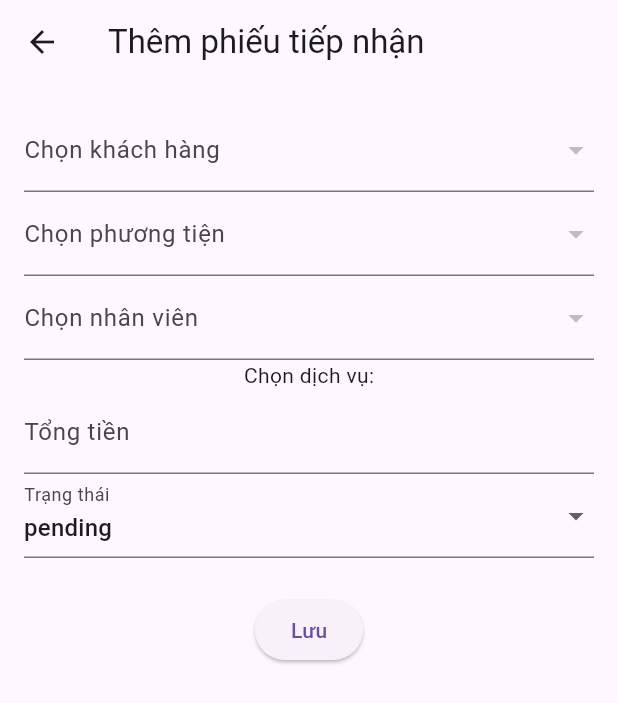
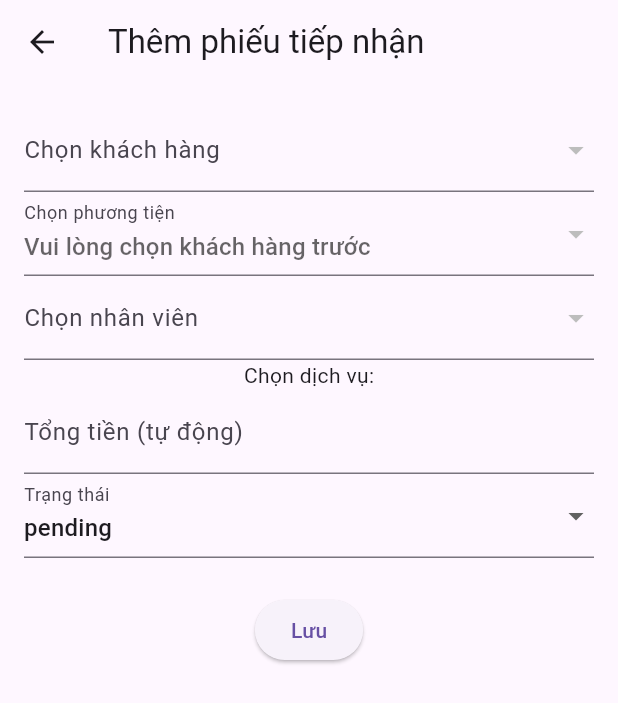
Before and after one commit to tranTrungDung05/DA_QLGarage, a Flutter app: the ReceptionListScreen screen opened by its route, after a tap on the "add" icon, on a phone screen of 412 x 824 dp. Shown: the top 703 px of the screen. Run offline on Flutter 3.47's test engine with Material 3 defaults, Android fonts, the phone set to English and light mode, and no system bars; our stand-ins replace cloud_firestore, firebase_auth, firebase_core, go_router; accounts and stored records are empty.

Commit message:
Liên kết customer - xe, nâng cấp nghiệp vụ reception

```diff
--- a/lib/models/vehicle.dart
+++ b/lib/models/vehicle.dart
@@ -15,6 +15,10 @@ class Vehicle {
   final String plateNumber;
   // Color of the vehicle (optional).
   final String? color;
+  // Phone number of the owner (optional).
+  final String? ownerPhoneNumber;
+  // Customer ID of the owner (optional).
+  final String? customerId;
 
   // Constructor to create a new Vehicle object.
   Vehicle({
@@ -24,6 +28,8 @@ class Vehicle {
     required this.year,
     required this.plateNumber,
     this.color,
+    this.ownerPhoneNumber,
+    this.customerId,
   });
 
   // Convert the Vehicle object to a map for saving to Firestore.
@@ -33,6 +39,8 @@ class Vehicle {
     'year': year,
     'plateNumber': plateNumber,
     'color': color,
+    'ownerPhoneNumber': ownerPhoneNumber,
+    'customerId': customerId,
   };
 
   // Create a Vehicle object from data loaded from Firestore.
@@ -45,6 +53,8 @@ class Vehicle {
       year: (json['year'] as num?)?.toInt() ?? 0,
       plateNumber: json['plateNumber'] ?? '',
       color: json['color'] as String?,
+      ownerPhoneNumber: json['ownerPhoneNumber'] as String?,
+      customerId: json['customerId'] as String?,
     );
   }
 }
--- a/lib/note.txt
+++ b/lib/note.txt
@@ -1,3 +1,3 @@
 email: toidongianladung@gmail.com/ pass: trungdung123
 
-1. thêm Auth Guard: Nếu đã login → không cho quay lại /login; Nếu logout → nhảy về /login
+1. thêm Auth Guard: Nếu đã login → không cho quay lại /login; Nếu logout → nhảy về /loginq
--- a/lib/screens/reception/reception_form_screen.dart
+++ b/lib/screens/reception/reception_form_screen.dart
@@ -50,7 +50,20 @@ class _ReceptionFormScreenState extends State<ReceptionFormScreen> {
       _selectedServiceIds = List.from(widget.reception!.serviceIds);
       _totalPriceController.text = widget.reception!.totalPrice.toString();
       _selectedStatus = widget.reception!.status;
+      // Tính tổng nếu cần, nhưng vì đã có totalPrice, có lẽ không cần
     }
+  }
+
+  void _calculateTotalPrice(List<Service> services) {
+    double total = 0.0;
+    for (var id in _selectedServiceIds) {
+      final service = services.firstWhere(
+        (s) => s.id == id,
+        orElse: () => Service(id: '', name: '', description: '', price: 0.0),
+      );
+      total += service.price;
+    }
+    _totalPriceController.text = total.toString();
   }
 
   // Hàm lưu
@@ -119,8 +132,13 @@ class _ReceptionFormScreenState extends State<ReceptionFormScreen> {
                           ),
                         )
                         .toList(),
-                    onChanged: (value) =>
-                        setState(() => _selectedCustomerId = value),
+                    onChanged: (value) {
+                      setState(() {
+                        _selectedCustomerId = value;
+                        _selectedVehicleId =
+                            null; // Reset vehicle khi đổi customer
+                      });
+                    },
                     decoration: const InputDecoration(
                       labelText: 'Chọn khách hàng',
                     ),
@@ -134,20 +152,31 @@ class _ReceptionFormScreenState extends State<ReceptionFormScreen> {
                   if (!snapshot.hasData) {
                     return const CircularProgressIndicator();
                   }
+                  final filteredVehicles = _selectedCustomerId == null
+                      ? <Vehicle>[]
+                      : snapshot.data!
+                            .where((v) => v.customerId == _selectedCustomerId)
+                            .toList();
                   return DropdownButtonFormField<String>(
                     initialValue: _selectedVehicleId,
-                    items: snapshot.data!
+                    items: filteredVehicles
                         .map(
                           (v) => DropdownMenuItem(
                             value: v.id,
-                            child: Text('${v.brand} ${v.model}'),
+                            child: Text(
+                              '${v.brand} ${v.model} (${v.plateNumber})',
+                            ),
                           ),
                         )
                         .toList(),
-                    onChanged: (value) =>
-                        setState(() => _selectedVehicleId = value),
-                    decoration: const InputDecoration(
+                    onChanged: _selectedCustomerId == null
+                        ? null
+                        : (value) => setState(() => _selectedVehicleId = value),
+                    decoration: InputDecoration(
                       labelText: 'Chọn phương tiện',
+                      hintText: _selectedCustomerId == null
+                          ? 'Vui lòng chọn khách hàng trước'
+                          : null,
                     ),
                   );
                 },
@@ -185,10 +214,12 @@ class _ReceptionFormScreenState extends State<ReceptionFormScreen> {
                   if (!snapshot.hasData) {
                     return const CircularProgressIndicator();
                   }
+                  final services = snapshot.data!;
                   return Column(
-                    children: snapshot.data!.map((service) {
+                    children: [
+                      ...services.map((service) {
                         return CheckboxListTile(
-                        title: Text(service.name),
+                          title: Text('${service.name} - ${service.price} VND'),
                           value: _selectedServiceIds.contains(service.id),
                           onChanged: (bool? selected) {
                             setState(() {
@@ -197,18 +228,23 @@ class _ReceptionFormScreenState extends State<ReceptionFormScreen> {
                               } else {
                                 _selectedServiceIds.remove(service.id);
                               }
+                              _calculateTotalPrice(services);
                             });
                           },
                         );
                       }).toList(),
+                    ],
                   );
                 },
               ),
-              // TextField cho tổng tiền
+              // TextField cho tổng tiền (tự động tính)
               TextField(
                 controller: _totalPriceController,
-                decoration: const InputDecoration(labelText: 'Tổng tiền'),
+                decoration: const InputDecoration(
+                  labelText: 'Tổng tiền (tự động)',
+                ),
                 keyboardType: TextInputType.number,
+                readOnly: true,
               ),
               // Dropdown cho trạng thái
               DropdownButtonFormField<String>(
--- a/lib/screens/reception/reception_list_screen.dart
+++ b/lib/screens/reception/reception_list_screen.dart
@@ -7,6 +7,8 @@ import 'package:go_router/go_router.dart';
 class ReceptionListScreen extends StatelessWidget {
   // Dịch vụ để lấy dữ liệu từ Firestore
   final firestore = ReceptionFirestore();
+
+  ReceptionListScreen({super.key});
 
   @override
   Widget build(BuildContext context) {
--- a/lib/screens/vehicle/vehicle_list_screen.dart
+++ b/lib/screens/vehicle/vehicle_list_screen.dart
@@ -29,7 +29,9 @@ class VehicleListScreen extends StatelessWidget {
             final v = vehicles[index];
             return ListTile(
               title: Text('${v.brand} ${v.model}'),
-              subtitle: Text(v.plateNumber),
+              subtitle: Text(
+                '${v.plateNumber}${v.ownerPhoneNumber != null ? ' - ${v.ownerPhoneNumber}' : ''}${v.customerId != null ? ' (Đã liên kết)' : ''}',
+              ),
               onTap: () => context.push('/vehicle_form', extra: v),
               trailing: IconButton(
                 icon: const Icon(Icons.delete, color: Colors.red),
```
Also changed, not shown: lib/screens/customer/customer_form_screen.dart (+83 -1 lines), lib/screens/vehicle/vehicle_form_screen.dart (+37 -0 lines), lib/services/customer_firestore.dart (+24 -1 lines), lib/services/vehicle_firestore.dart (+15 -1 lines). Lines whose indentation alone changed are shown as unchanged.
